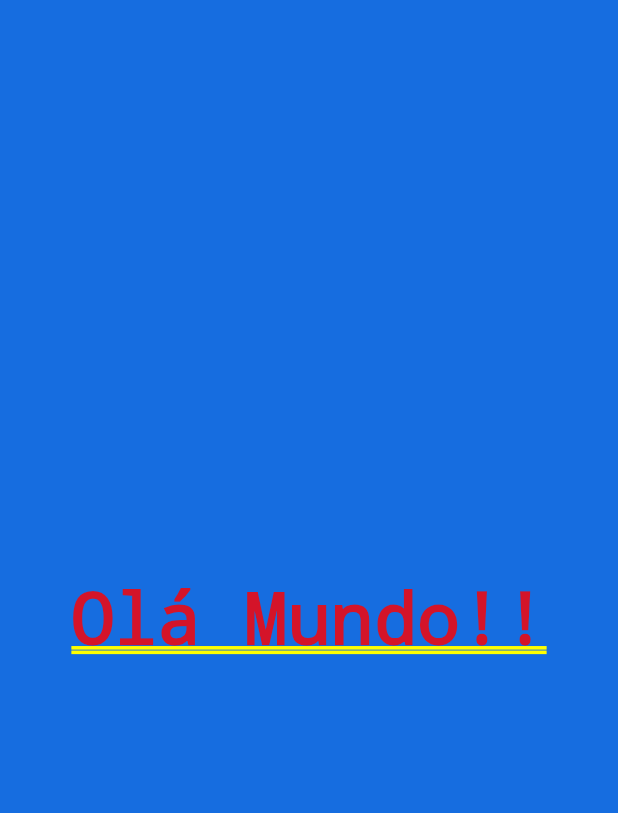
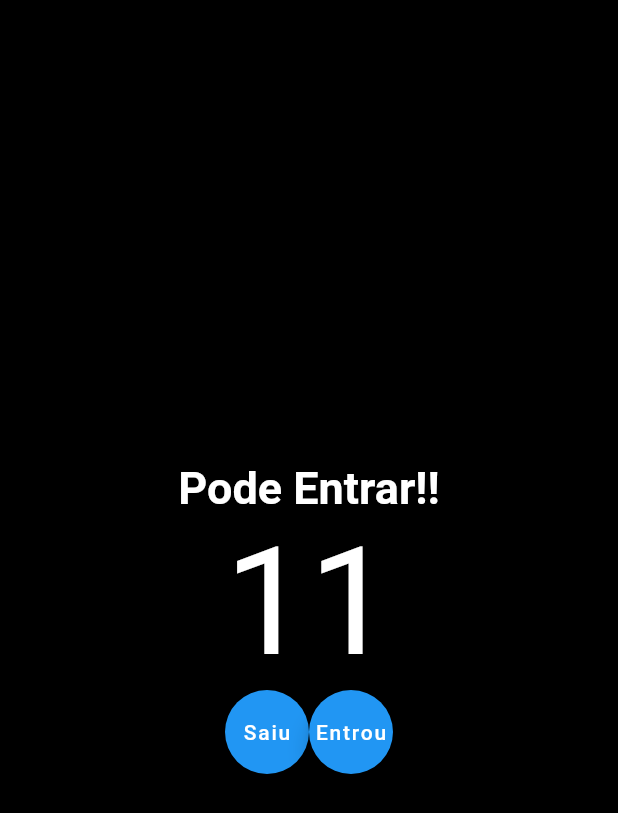
Before and after one commit to zamuelfernandes/contador, a Flutter app: the screen it shows after launch, on a phone screen of 412 x 824 dp. Shown: the top 813 px of the screen. Run offline on Flutter 3.47's test engine with Material 2 defaults, Android fonts, the phone set to English and light mode, and no system bars.

Commit message:
Introduzindo Elementos Basicos

```diff
--- a/lib/main.dart
+++ b/lib/main.dart
@@ -10,11 +10,52 @@ class MyApp extends StatelessWidget {
 
   @override
   Widget build(BuildContext context) {
-    return MaterialApp(
-      home: Container(
-        color: const Color.fromARGB(255, 22, 109, 224),
-        child: const Text('Olá Mundo!!'),
-        alignment: Alignment.center,
+    return const MaterialApp(
+      home: HomePage(),
+    );
+  }
+}
+
+class HomePage extends StatelessWidget {
+  const HomePage({Key? key}) : super(key: key);
+
+  @override
+  Widget build(BuildContext context) {
+    return Scaffold(
+      backgroundColor: Colors.black,
+      body: Column(
+        mainAxisAlignment: MainAxisAlignment.center,
+        children: [
+          const Text(
+            'Pode Entrar!!',
+            style: TextStyle(
+              fontSize: 30,
+              color: Colors.white,
+              fontWeight: FontWeight.w700,
+            ),
+            textAlign: TextAlign.center,
+          ),
+          const Text(
+            '11',
+            style: TextStyle(
+              fontSize: 100,
+              color: Colors.white,
+            ),
+          ),
+          Row(
+            mainAxisAlignment: MainAxisAlignment.center,
+            children: [
+              FloatingActionButton(
+                onPressed: () {},
+                child: const Text('Saiu'),
+              ),
+              FloatingActionButton(
+                onPressed: () {},
+                child: const Text('Entrou'),
+              ),
+            ],
+          )
+        ],
       ),
     );
   }
```
